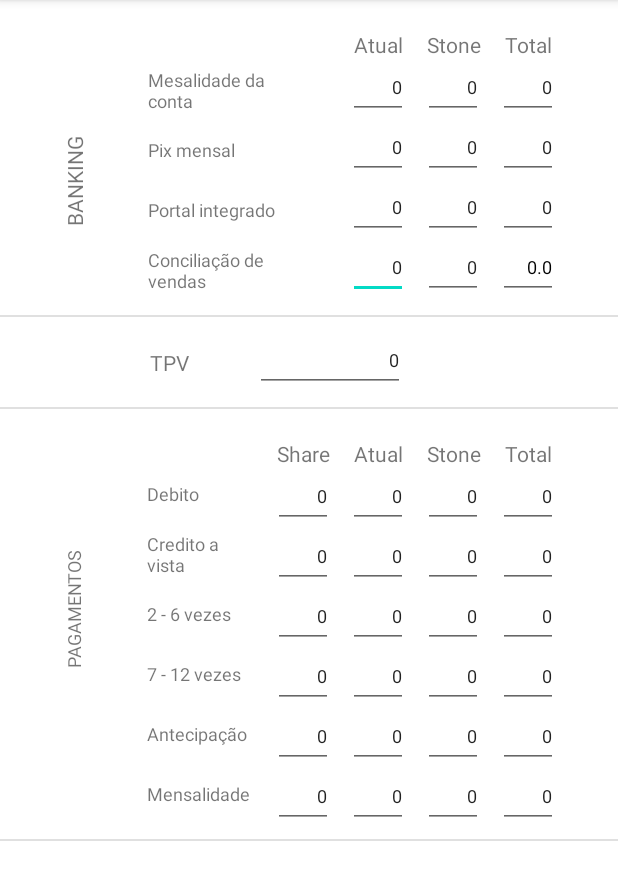
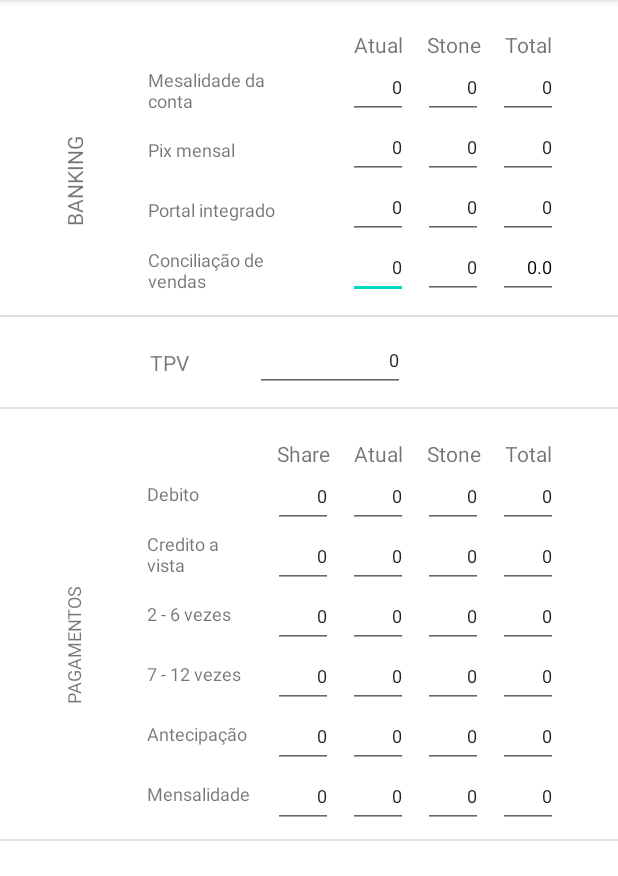
Before and after one commit to PabloManoel/calculo-investimento-adquirente, an Android app: the screen it shows after launch (MainActivity), on a phone screen of 412 x 824 dp, the part 84-960 px from its top. Run offline under Robolectric (Android 15) with nearby library versions, the phone set to English and light mode, and no system bars.

Commit message:
ajuste posicao texto pagamentos

```diff
--- a/app/src/main/res/layout/activity_main.xml
+++ b/app/src/main/res/layout/activity_main.xml
@@ -499,14 +499,14 @@
         android:id="@+id/banking_txt8"
         android:layout_width="wrap_content"
         android:layout_height="wrap_content"
+        android:gravity="clip_horizontal|clip_vertical"
         android:rotation="-90"
         android:text="PAGAMENTOS"
         android:textSize="12sp"
         app:layout_constraintBottom_toBottomOf="@+id/conciliacao_vendas_txt11"
         app:layout_constraintEnd_toStartOf="@+id/txt_mensalidade_conta8"
         app:layout_constraintStart_toStartOf="parent"
-        app:layout_constraintTop_toTopOf="@+id/txt_mensalidade_conta8"
-        app:layout_constraintVertical_bias="0.395" />
+        app:layout_constraintTop_toTopOf="@+id/txt_mensalidade_conta8" />
 
     <EditText
         android:id="@+id/vezes_2_6_share_id"
```
